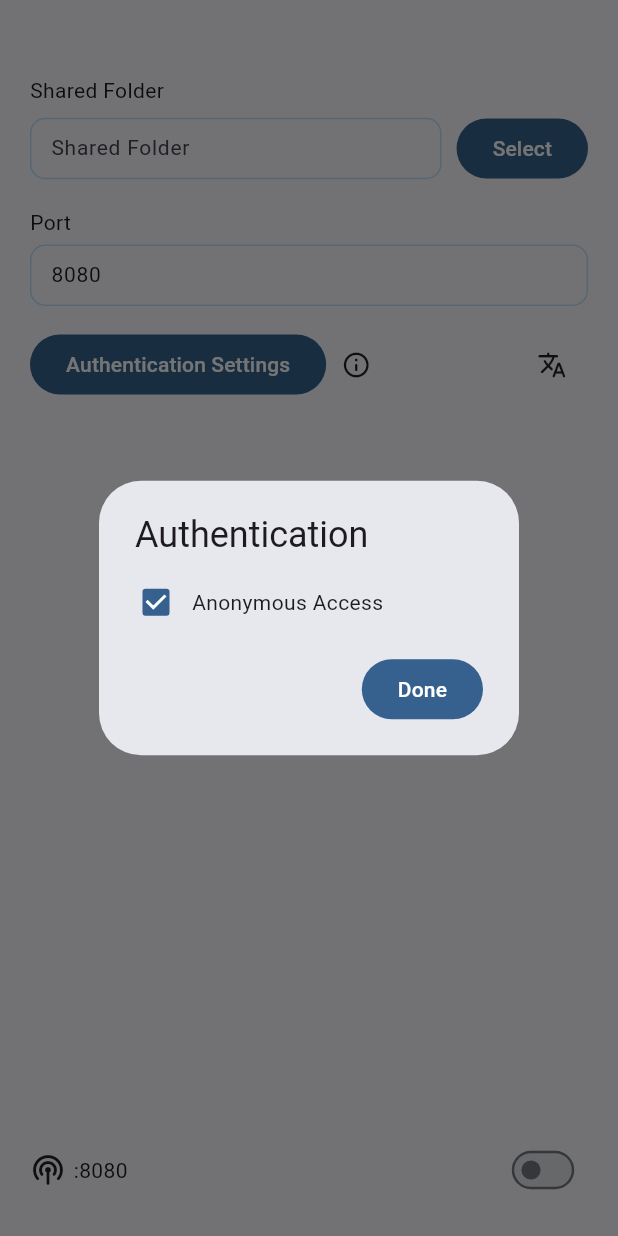
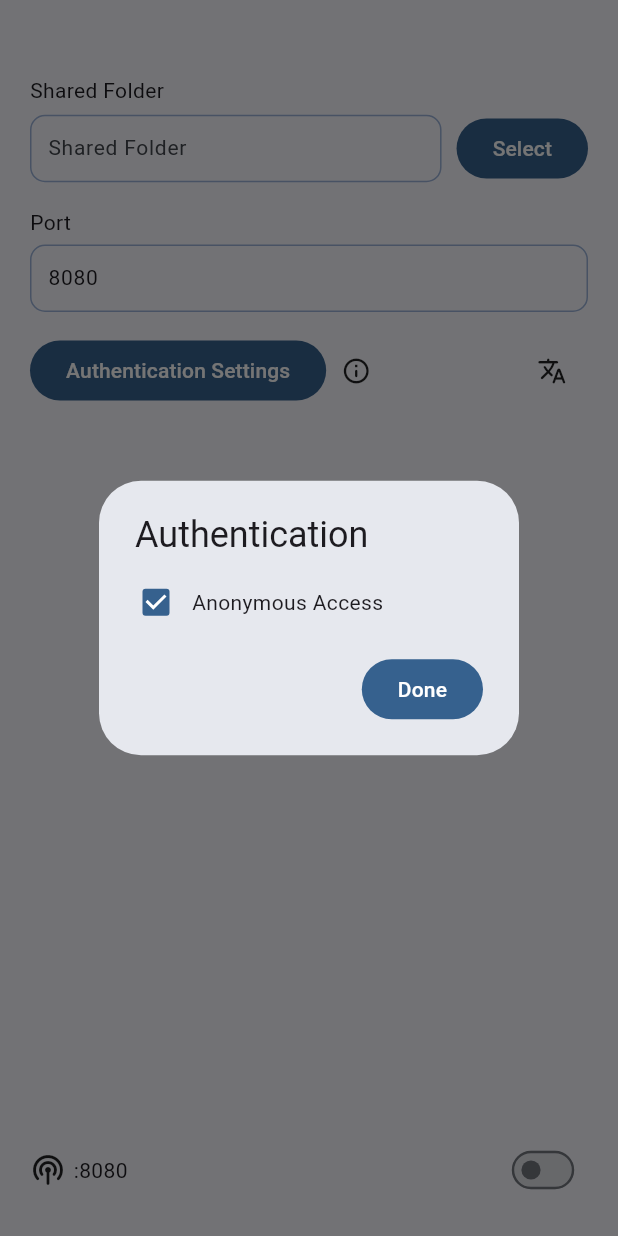
Before and after one commit to Zhoucheng133/Sharer-App, a Flutter app: the screen it shows after launch, after a tap on "Authentication Settings", on a phone screen of 412 x 824 dp. Run offline on Flutter 3.47's test engine with Material 3 defaults, Android fonts, the phone set to English and light mode, and no system bars; our stand-ins replace file_picker, get, shared_preferences; missing offline and left inert: dart:ffi, window_manager; Roboto replaces fonts that are missing (PuHui); statements that could not run were skipped.

Commit message:
改进样式

```diff
--- a/lib/main_window.dart
+++ b/lib/main_window.dart
@@ -103,7 +103,7 @@ class _MainWindowState extends State<MainWindow> with WindowListener {
                 controller: controller.username,
                 decoration: InputDecoration(
                   enabledBorder: OutlineInputBorder(
-                    borderSide: BorderSide(color: Colors.blue[100]!, width: 1.0),
+                    borderSide: BorderSide(color: Colors.blue[900]!.withAlpha(100), width: 1.0),
                     borderRadius: BorderRadius.circular(10)
                   ),
                   focusedBorder: OutlineInputBorder(
@@ -112,7 +112,7 @@ class _MainWindowState extends State<MainWindow> with WindowListener {
                   ),
                   isCollapsed: true,
                   labelText: "username".tr,
-                  contentPadding: const EdgeInsets.symmetric(horizontal: 10, vertical: 14),
+                  contentPadding: const EdgeInsets.symmetric(horizontal: 8, vertical: 14),
                   hintStyle: TextStyle(
                     color: Colors.grey[400]
                   )
@@ -128,7 +128,7 @@ class _MainWindowState extends State<MainWindow> with WindowListener {
                 controller: controller.password,
                 decoration: InputDecoration(
                   enabledBorder: OutlineInputBorder(
-                    borderSide: BorderSide(color: Colors.blue[100]!, width: 1.0),
+                    borderSide: BorderSide(color: Colors.blue[900]!.withAlpha(100), width: 1.0),
                     borderRadius: BorderRadius.circular(10)
                   ),
                   focusedBorder: OutlineInputBorder(
@@ -137,7 +137,7 @@ class _MainWindowState extends State<MainWindow> with WindowListener {
                   ),
                   labelText: "password".tr,
                   isCollapsed: true,
-                  contentPadding: const EdgeInsets.symmetric(horizontal: 10, vertical: 14),
+                  contentPadding: const EdgeInsets.symmetric(horizontal: 8, vertical: 14),
                   hintStyle: TextStyle(
                     color: Colors.grey[400]
                   )
@@ -205,13 +205,13 @@ class _MainWindowState extends State<MainWindow> with WindowListener {
                             decoration: InputDecoration(
                               hintText: 'sharePath'.tr,
                               isCollapsed: true,
-                              contentPadding: const EdgeInsets.only(top: 10, bottom: 10, left: 10, right: 10),
+                              contentPadding: const EdgeInsets.symmetric(horizontal: 8, vertical: 12),
                               enabledBorder: OutlineInputBorder(
-                                borderSide: BorderSide(color: Colors.blue[100]!, width: 1.0),
+                                borderSide: BorderSide(color: Colors.blue[900]!.withAlpha(100), width: 1.0),
                                 borderRadius: BorderRadius.circular(10)
                               ),
                               focusedBorder: OutlineInputBorder(
-                                borderSide: BorderSide(color: Colors.blue[100]!, width: 1.0),
+                                borderSide: BorderSide(color: Colors.blue[900]!.withAlpha(100), width: 1.0),
                                 borderRadius: BorderRadius.circular(10)
                               ),
                             ),
@@ -248,7 +248,7 @@ class _MainWindowState extends State<MainWindow> with WindowListener {
                     controller: controller.sharePort,
                     decoration: InputDecoration(
                       enabledBorder: OutlineInputBorder(
-                        borderSide: BorderSide(color: Colors.blue[100]!, width: 1.0),
+                        borderSide: BorderSide(color: Colors.blue[900]!.withAlpha(100), width: 1.0),
                         borderRadius: BorderRadius.circular(10)
                       ),
                       focusedBorder: OutlineInputBorder(
@@ -260,7 +260,7 @@ class _MainWindowState extends State<MainWindow> with WindowListener {
                         borderRadius: BorderRadius.circular(10)
                       ),
                       isCollapsed: true,
-                      contentPadding: const EdgeInsets.only(top: 10, bottom: 10, left: 10, right: 10)
+                      contentPadding: const EdgeInsets.symmetric(horizontal: 8, vertical: 12),
                     ),
                     autocorrect: false,
                     enableSuggestions: false,
```
